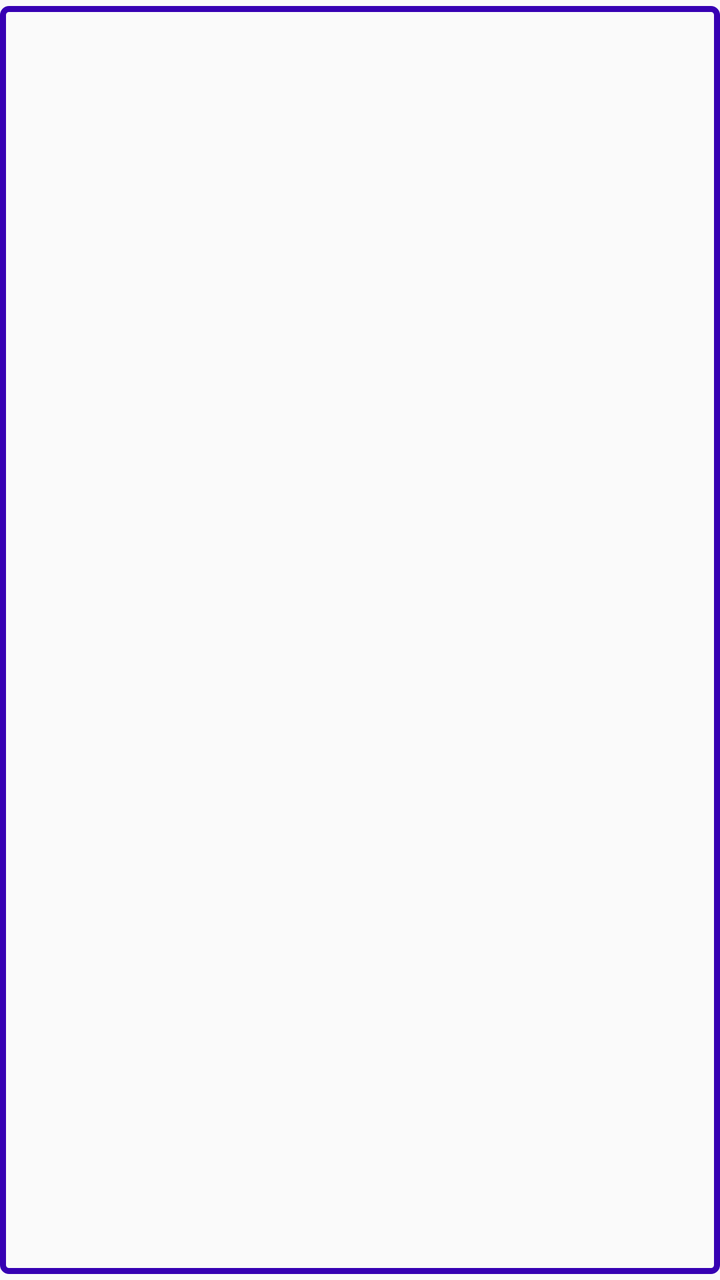
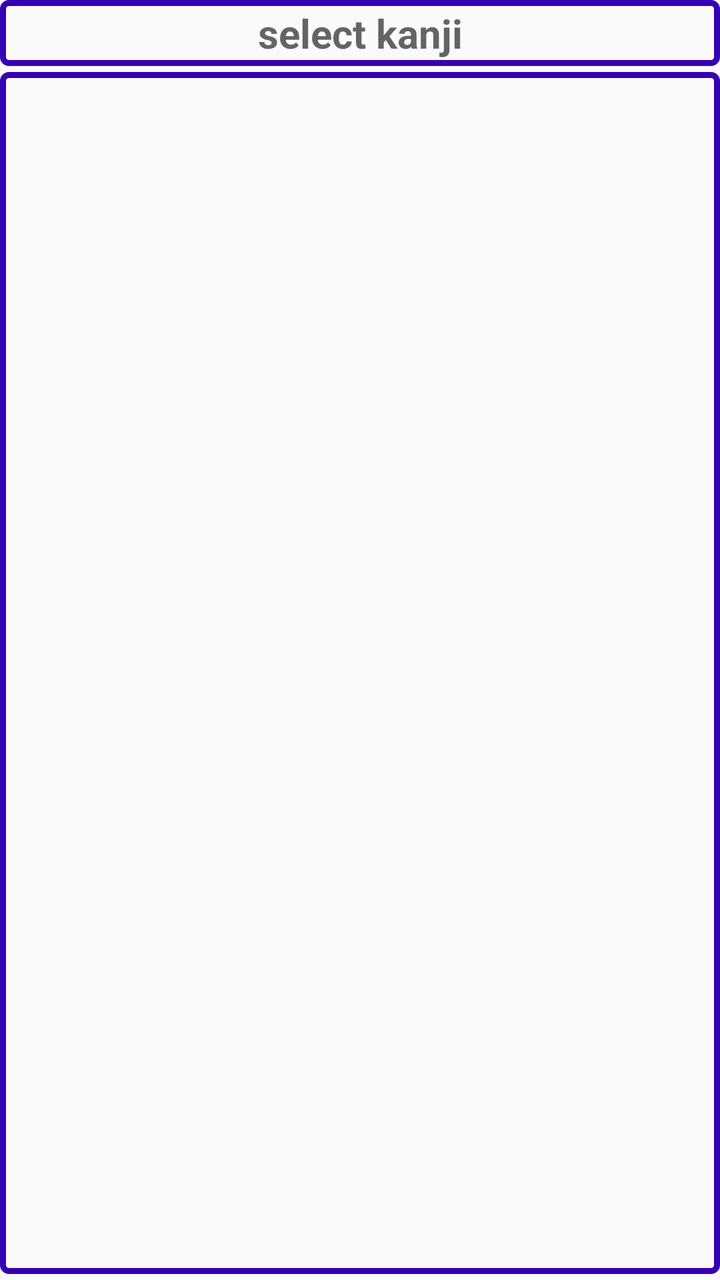

Compare the two renders of this Android layout. The source of the first and the diff that turns it into the second are given below.
<!-- AndroidManifest.xml: application theme AppTheme -->
<!-- res/layout/activity_main.xml -->
<?xml version="1.0" encoding="utf-8"?>
<androidx.constraintlayout.widget.ConstraintLayout xmlns:android="http://schemas.android.com/apk/res/android"
    xmlns:app="http://schemas.android.com/apk/res-auto"
    xmlns:tools="http://schemas.android.com/tools"
    android:layout_width="match_parent"
    android:layout_height="match_parent"
    tools:context=".MainActivity">

    <Button
        android:id="@+id/downloae_prompt_btn"
        android:layout_width="wrap_content"
        android:layout_height="wrap_content"
        android:padding="20dp"
        android:textAllCaps="false"
        android:text="Press when kvg paths file is loaded"
        android:textSize="16sp"
        android:visibility="gone"
        app:layout_constraintBottom_toBottomOf="parent"
        app:layout_constraintEnd_toEndOf="parent"
        app:layout_constraintHorizontal_bias="0.5"
        app:layout_constraintStart_toStartOf="parent"
        app:layout_constraintTop_toTopOf="parent"
        app:layout_constraintVertical_bias="0.5" />

    <GridView
        android:id="@+id/animate_select_grid"
        android:layout_width="0dp"
        android:layout_height="0dp"
        android:layout_marginTop="3dp"
        android:layout_marginBottom="3dp"
        android:background="@drawable/border_bg"
        android:horizontalSpacing="10dp"
        android:numColumns="auto_fit"
        android:padding="6dp"
        android:verticalSpacing="10dp"
        app:layout_constraintBottom_toBottomOf="parent"
        app:layout_constraintEnd_toEndOf="parent"
        app:layout_constraintStart_toStartOf="parent"
        app:layout_constraintTop_toTopOf="parent" />

</androidx.constraintlayout.widget.ConstraintLayout>
<!-- resources referenced by this layout -->
<resources>
  <!-- drawable border_bg (drawable) -->
  <?xml version="1.0" encoding="utf-8"?>
  <shape xmlns:android="http://schemas.android.com/apk/res/android" >
            <solid android:color="@android:color/transparent" />
            <stroke
                android:width="3dp"
                android:color="@color/colorPrimaryDark"
                />
            <corners android:radius="3dp" />
            <padding
                android:left="2dp"
                android:top="2dp"
                android:right="2dp"
                android:bottom="2dp"
                />
        </shape>
  <style name="AppTheme" parent="Theme.AppCompat.Light.DarkActionBar">
          
          <item name="colorPrimary">@color/colorPrimary</item>
          <item name="colorPrimaryDark">@color/colorPrimaryDark</item>
          <item name="colorAccent">@color/colorAccent</item>
      </style>
  <color name="colorPrimaryDark">#3700B3</color>
  <color name="colorPrimary">#6200EE</color>
  <color name="colorAccent">#03DAC5</color>
</resources>

<!-- the commit's change to res/layout/activity_main.xml (unified diff, before → after) -->
@@ -12,7 +12,7 @@
         android:layout_height="wrap_content"
         android:padding="20dp"
         android:textAllCaps="false"
-        android:text="Press when kvg paths file is loaded"
+        android:text="@string/load_prompt"
         android:textSize="16sp"
         android:visibility="gone"
         app:layout_constraintBottom_toBottomOf="parent"
@@ -21,6 +21,24 @@
         app:layout_constraintStart_toStartOf="parent"
         app:layout_constraintTop_toTopOf="parent"
         app:layout_constraintVertical_bias="0.5" />
+
+    <EditText
+        android:id="@+id/kanji_select_et"
+        android:layout_width="match_parent"
+        android:layout_height="wrap_content"
+        android:background="@drawable/border_bg"
+        android:singleLine="true"
+        android:textSize="20sp"
+        android:textAllCaps="false"
+        android:textStyle="bold"
+        android:padding="3dp"
+        android:gravity="center_horizontal"
+        android:hint="@string/select_kanji"
+        android:imeOptions="actionSearch"
+        app:layout_constraintTop_toTopOf="parent"
+        app:layout_constraintStart_toStartOf="parent"
+        app:layout_constraintEnd_toEndOf="parent"
+        />
 
     <GridView
         android:id="@+id/animate_select_grid"
@@ -36,6 +54,7 @@
         app:layout_constraintBottom_toBottomOf="parent"
         app:layout_constraintEnd_toEndOf="parent"
         app:layout_constraintStart_toStartOf="parent"
-        app:layout_constraintTop_toTopOf="parent" />
+        app:layout_constraintTop_toBottomOf="@id/kanji_select_et"
+        />
 
 </androidx.constraintlayout.widget.ConstraintLayout>
<!-- resource entries referenced after the edit -->
@@ -16,6 +16,8 @@
                 android:bottom="2dp"
                 />
         </shape>
+  <string name="load_prompt">Press when kvg paths file is loaded</string>
+  <string name="select_kanji">select kanji</string>
   <style name="AppTheme" parent="Theme.AppCompat.Light.DarkActionBar">
           
           <item name="colorPrimary">@color/colorPrimary</item>
